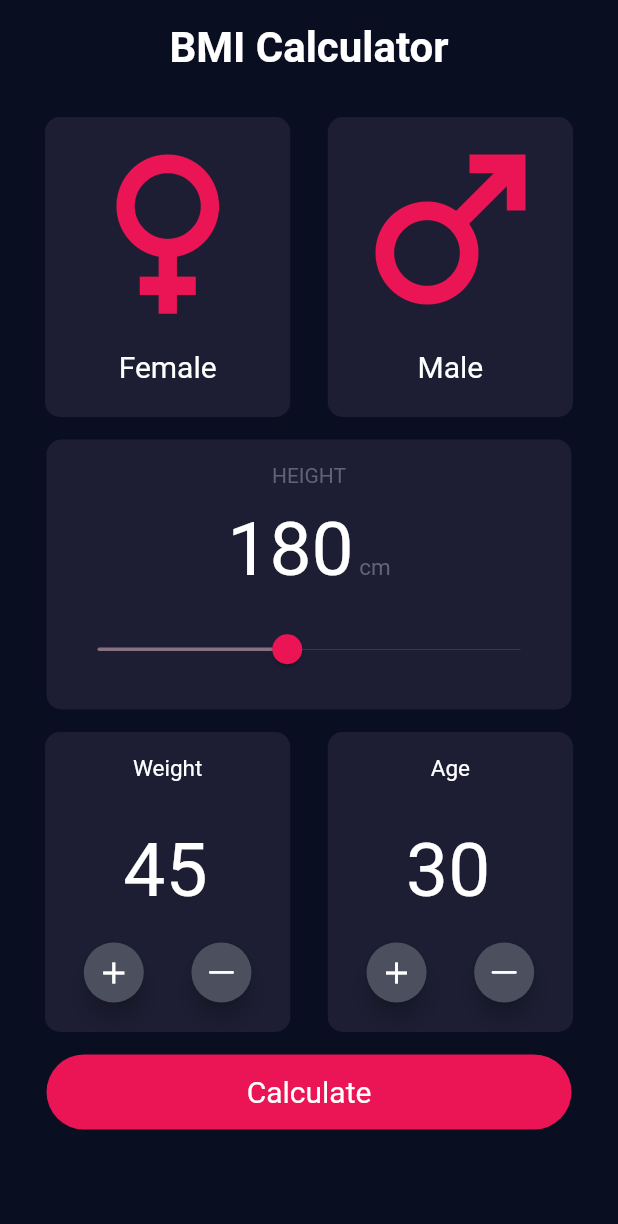
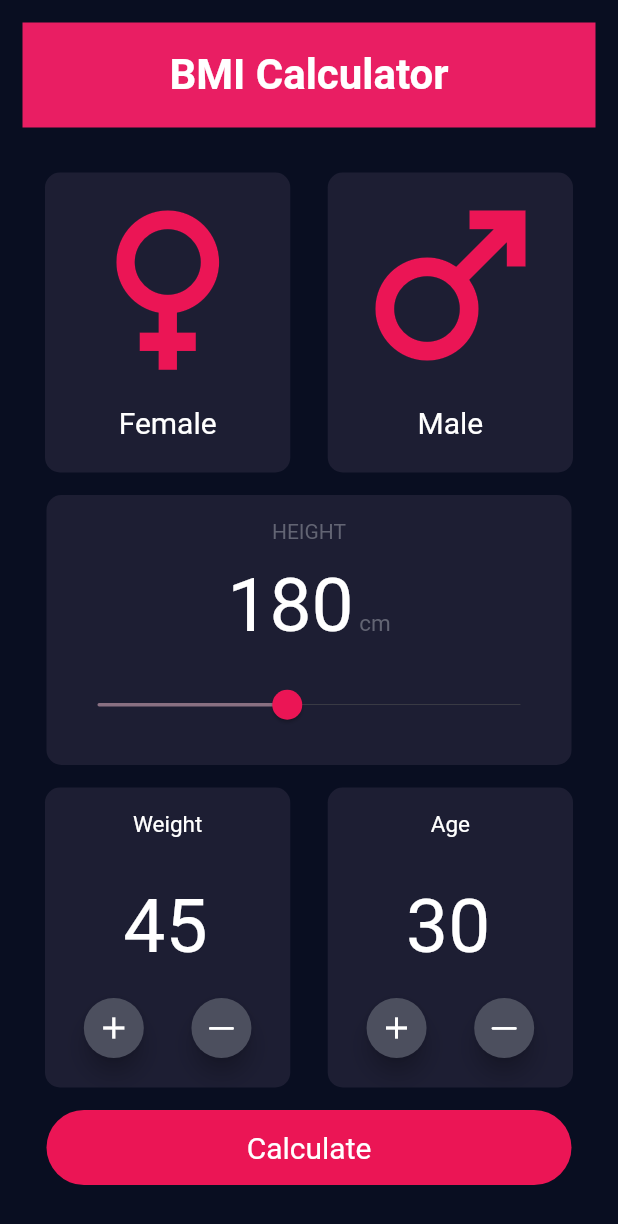
Before and after one commit to mansilakhani/BMI_Calculator, a Flutter app: the screen it shows after launch, on a phone screen of 412 x 824 dp. Shown: the top 1224 px of the screen. Run offline on Flutter 3.47's test engine with Material 2 defaults, Android fonts, the phone set to English and light mode, and no system bars.

Commit message:
Update homepage.dart

```diff
--- a/lib/screens/homepage.dart
+++ b/lib/screens/homepage.dart
@@ -32,6 +32,7 @@ class _HomePageState extends State<HomePage> with TickerProviderStateMixin {
   late Animation<Offset> weightanimation;
   late Animation<Offset> ageanimation;
   late Animation<Offset> calcanimation;
+  late Animation<Offset> bmicalc_animation;
 
   @override
   void initState() {
@@ -74,11 +75,17 @@ class _HomePageState extends State<HomePage> with TickerProviderStateMixin {
       end: Offset.zero,
     ).animate(animationController);
 
+    bmicalc_animation = Tween<Offset>(
+      begin: Offset(0, -5),
+      end: Offset.zero,
+    ).animate(animationController);
+
     animationController.forward();
   }
 
   @override
   Widget build(BuildContext context) {
+    double _width = MediaQuery.of(context).size.width;
     return MaterialApp(
       debugShowCheckedModeBanner: false,
       home: Scaffold(
@@ -89,14 +96,22 @@ class _HomePageState extends State<HomePage> with TickerProviderStateMixin {
               padding: const EdgeInsets.all(15),
               child: Column(
                 children: [
-                  Center(
+                  SlideTransition(
+                    position: bmicalc_animation,
+                    child: Container(
+                      alignment: Alignment.center,
+                      height: 70,
+                      width: _width,
+                      color: Colors.pink,
                       child: Text(
-                    bmiCalculator,
-                    style: const TextStyle(
-                        fontSize: 28,
-                        fontWeight: FontWeight.w600,
-                        color: Colors.white),
-                  )),
+                        bmiCalculator,
+                        style: const TextStyle(
+                            fontSize: 28,
+                            fontWeight: FontWeight.w600,
+                            color: Colors.white),
+                      ),
+                    ),
+                  ),
                   const SizedBox(
                     height: 15,
                   ),
```
